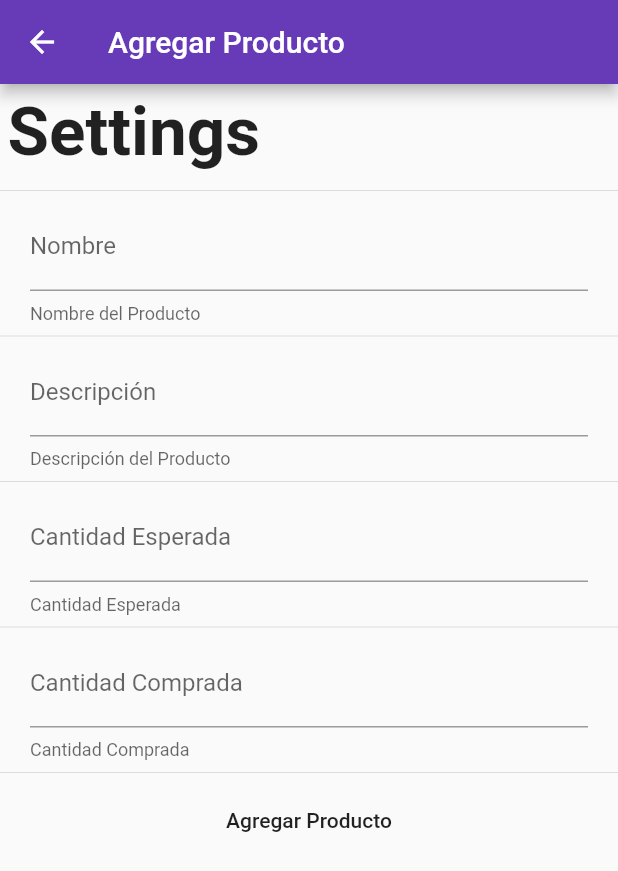
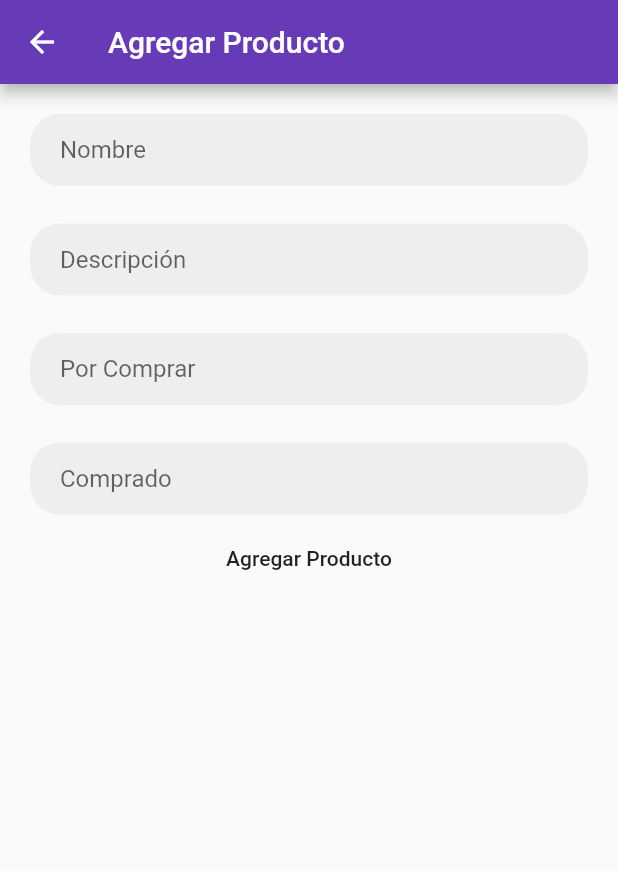
Before and after one commit to LucianoLupo/flutter-super-list, a Flutter app: the AddProductPage screen opened by its route, on a phone screen of 412 x 824 dp. Shown: the top 871 px of the screen. Run offline on Flutter 3.47's test engine with Material 2 defaults, Android fonts, the phone set to English and light mode, and no system bars; our stand-ins replace sqflite; accounts and stored records are empty.

Commit message:
Add Product and product list styles

```diff
--- a/lib/src/pages/add_product_page.dart
+++ b/lib/src/pages/add_product_page.dart
@@ -39,67 +39,67 @@ class _AddProductPageState extends State<AddProductPage> {
         body: ListView(
           children: <Widget>[
             Container(
-              padding: EdgeInsets.all(5.0),
-              child: Text('Settings',
-                  style:
-                      TextStyle(fontSize: 45.0, fontWeight: FontWeight.bold)),
-            ),
-            Divider(),
-            Container(
+              margin: const EdgeInsets.only(
+                  left: 20.0, right: 20.0, top: 20.0, bottom: 5.0),
+              decoration: BoxDecoration(
+                  borderRadius: BorderRadius.circular(20),
+                  color: Colors.grey[200]),
               padding: EdgeInsets.symmetric(horizontal: 20.0),
               child: TextField(
-                controller: _textController,
                 decoration: InputDecoration(
-                  labelText: 'Nombre',
-                  helperText: 'Nombre del Producto',
-                ),
+                    border: InputBorder.none, hintText: 'Nombre'),
                 onChanged: (value) {
                   name = value;
                 },
               ),
             ),
-            Divider(),
             Container(
+              margin: const EdgeInsets.only(
+                  left: 20.0, right: 20.0, top: 20.0, bottom: 5.0),
+              decoration: BoxDecoration(
+                  borderRadius: BorderRadius.circular(20),
+                  color: Colors.grey[200]),
               padding: EdgeInsets.symmetric(horizontal: 20.0),
               child: TextField(
                 decoration: InputDecoration(
-                  labelText: 'Descripción',
-                  helperText: 'Descripción del Producto',
-                ),
+                    border: InputBorder.none, hintText: 'Descripción'),
                 onChanged: (value) {
                   description = value;
                 },
               ),
             ),
-            Divider(),
             Container(
+              margin: const EdgeInsets.only(
+                  left: 20.0, right: 20.0, top: 20.0, bottom: 5.0),
+              decoration: BoxDecoration(
+                  borderRadius: BorderRadius.circular(20),
+                  color: Colors.grey[200]),
               padding: EdgeInsets.symmetric(horizontal: 20.0),
               child: TextField(
                 keyboardType: TextInputType.number,
                 decoration: InputDecoration(
-                  labelText: 'Cantidad Esperada',
-                  helperText: 'Cantidad Esperada',
-                ),
+                    border: InputBorder.none, hintText: 'Por Comprar'),
                 onChanged: (value) {
                   expectedQuantity = int.parse(value);
                 },
               ),
             ),
-            Divider(),
             Container(
+              margin: const EdgeInsets.only(
+                  left: 20.0, right: 20.0, top: 20.0, bottom: 5.0),
+              decoration: BoxDecoration(
+                  borderRadius: BorderRadius.circular(20),
+                  color: Colors.grey[200]),
               padding: EdgeInsets.symmetric(horizontal: 20.0),
               child: TextField(
                 keyboardType: TextInputType.number,
                 decoration: InputDecoration(
-                  labelText: 'Cantidad Comprada',
-                  helperText: 'Cantidad Comprada',
-                ),
+                    border: InputBorder.none, hintText: 'Comprado'),
                 onChanged: (value) {
                   purchasedQuantity = int.parse(value);
                 },
               ),
             ),
-            Divider(),
             Container(
               child: createButton(context),
             )
--- a/lib/src/pages/home_page.dart
+++ b/lib/src/pages/home_page.dart
@@ -28,7 +28,7 @@ class _HomePageState extends State<HomePage> {
       bottomNavigationBar: _crearBottomNavigationBar(),
       floatingActionButtonLocation: FloatingActionButtonLocation.endDocked,
       floatingActionButton: FloatingActionButton(
-        child: Icon(Icons.filter_center_focus),
+        child: Icon(Icons.add),
         onPressed: () {
           Navigator.pushNamed(
             context,
```
Also changed, not shown: lib/src/pages/products_list_page.dart (+102 -12 lines).
